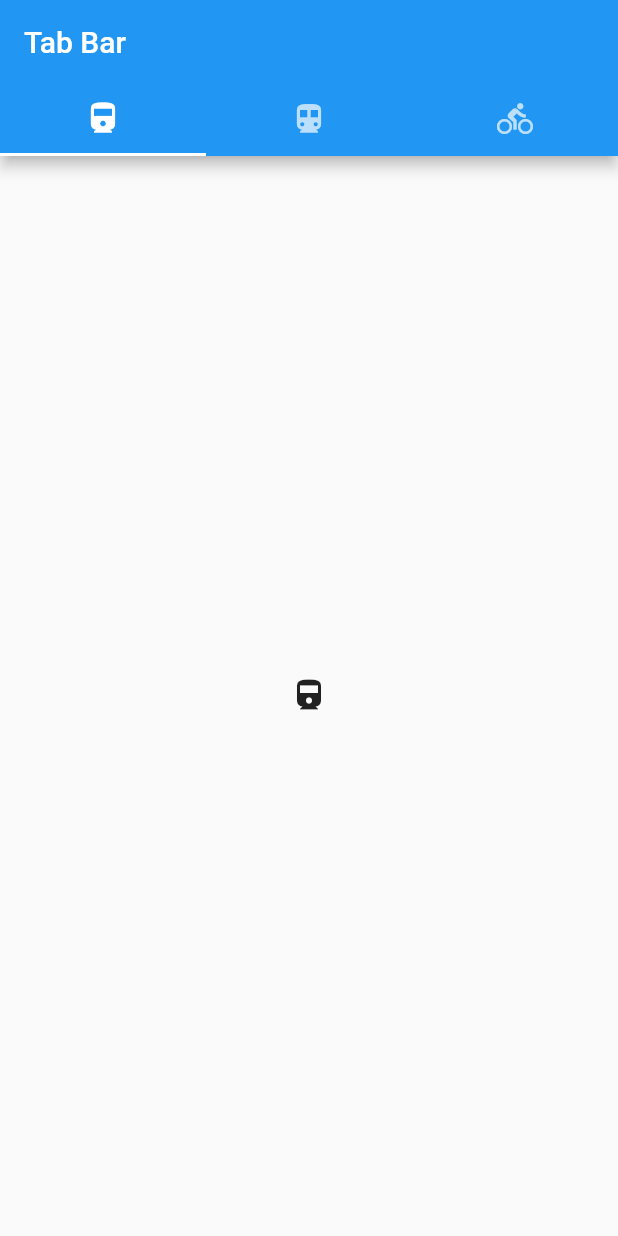
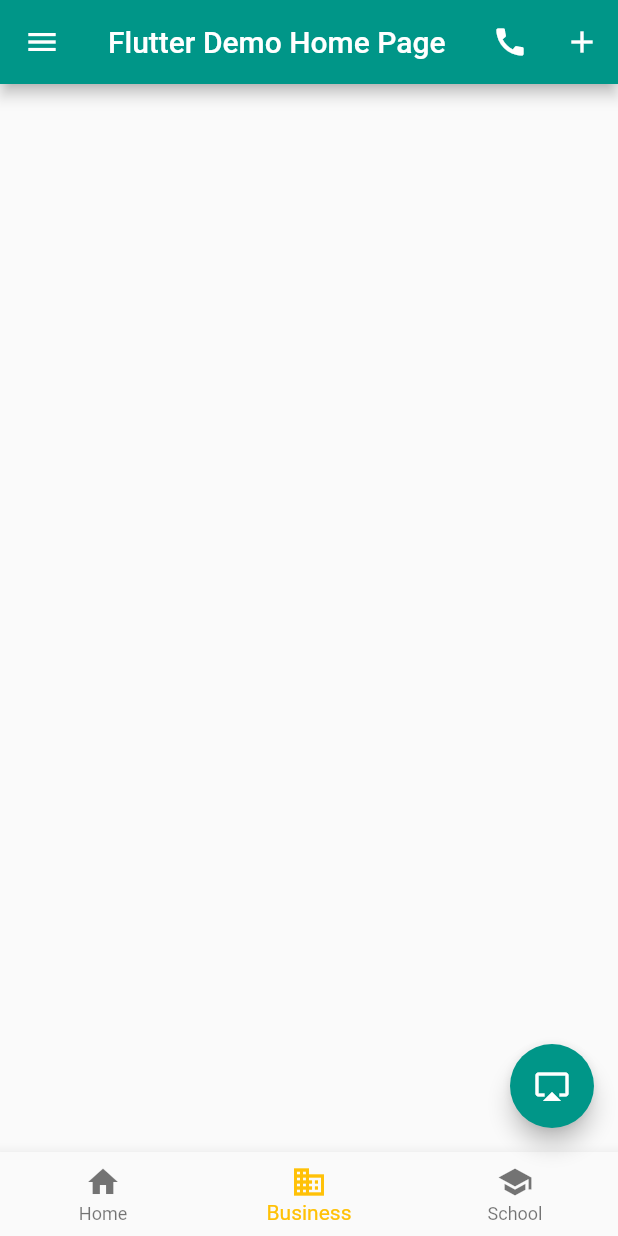
Before and after one commit to zidniryi/Flutter-App, a Flutter app: the screen it shows after launch, on a phone screen of 412 x 824 dp. Run offline on Flutter 3.47's test engine with Material 2 defaults, Android fonts, the phone set to English and light mode, and no system bars.

```diff
--- a/lib/main.dart
+++ b/lib/main.dart
@@ -73,24 +73,90 @@ class _MyHomePageState extends State<MyHomePage> {
     });
   }
 
+  void CallContact() {
+    print("Calling contact");
+  }
+
+  void AddInfoToContact() {
+    print("Adding Info To Contact");
+  }
+
+  void ItemTapped(int index) {
+    setState(() {
+      _selectedIndex = index;
+    });
+  }
+
   @override
   Widget build(BuildContext context) {
-    return MaterialApp(
-        home: DefaultTabController(
-            length: 3,
-            child: Scaffold(
-                appBar: AppBar(
-                    bottom: TabBar(tabs: [
-                      Tab(icon: Icon(Icons.directions_railway)),
-                      Tab(icon: Icon(Icons.directions_subway)),
-                      Tab(icon: Icon(Icons.directions_bike)),
-                    ]),
-                    title: Text("Tab Bar")),
-                body: TabBarView(children: [
-                  Icon(Icons.directions_railway),
-                  Icon(Icons.directions_subway),
-                  Icon(Icons.directions_bike),
-                ]))));
+    // This method is rerun every time setState is called, for instance as done
+    // by the _incrementCounter method above.
+    //
+    // The Flutter framework has been optimized to make rerunning build methods
+    // fast, so that you can just rebuild anything that needs updating rather
+    // than having to individually change instances of widgets.
+    return Scaffold(
+      appBar: AppBar(
+        // Here we take the value from the MyHomePage object that was created by
+        // the App.build method, and use it to set our appbar title.
+        title: Text(widget.title),
+
+        actions: <Widget>[
+          IconButton(
+            icon: Icon(Icons.call),
+            tooltip: "Call Contact",
+            onPressed: AddInfoToContact,
+          ),
+          IconButton(
+            icon: Icon(Icons.add),
+            tooltip: "Add Information To Contact",
+            onPressed: AddInfoToContact,
+          )
+        ],
+      ),
+
+      drawer: Drawer(
+        child: Column(
+          children: <Widget>[
+            ListTile(
+              leading: Icon(Icons.alarm),
+              title: Text("Alarm"),
+              onTap: () {
+                // Change the applications state
+                print("Change page");
+                Navigator.pop(context);
+              },
+            ),
+          ],
+        ),
+      ),
+
+      body: Center(
+          // Center is a layout widget. It takes a single child and positions it
+          // in the middle of the parent.
+
+          ),
+
+      bottomNavigationBar: BottomNavigationBar(
+        items: <BottomNavigationBarItem>[
+          BottomNavigationBarItem(icon: Icon(Icons.home), title: Text("Home")),
+          BottomNavigationBarItem(
+              icon: Icon(Icons.business), title: Text("Business")),
+          BottomNavigationBarItem(
+              icon: Icon(Icons.school), title: Text("School")),
+        ],
+        currentIndex: _selectedIndex,
+        onTap: ItemTapped,
+        fixedColor: Colors.amber,
+      ),
+
+      floatingActionButton: FloatingActionButton(
+        onPressed: _incrementCounter,
+        tooltip: 'Increment',
+        child: Icon(Icons.airplay),
+      ), // This t
+      // railing comma makes auto-formatting nicer for build methods.
+    );
   }
 }
 
```
